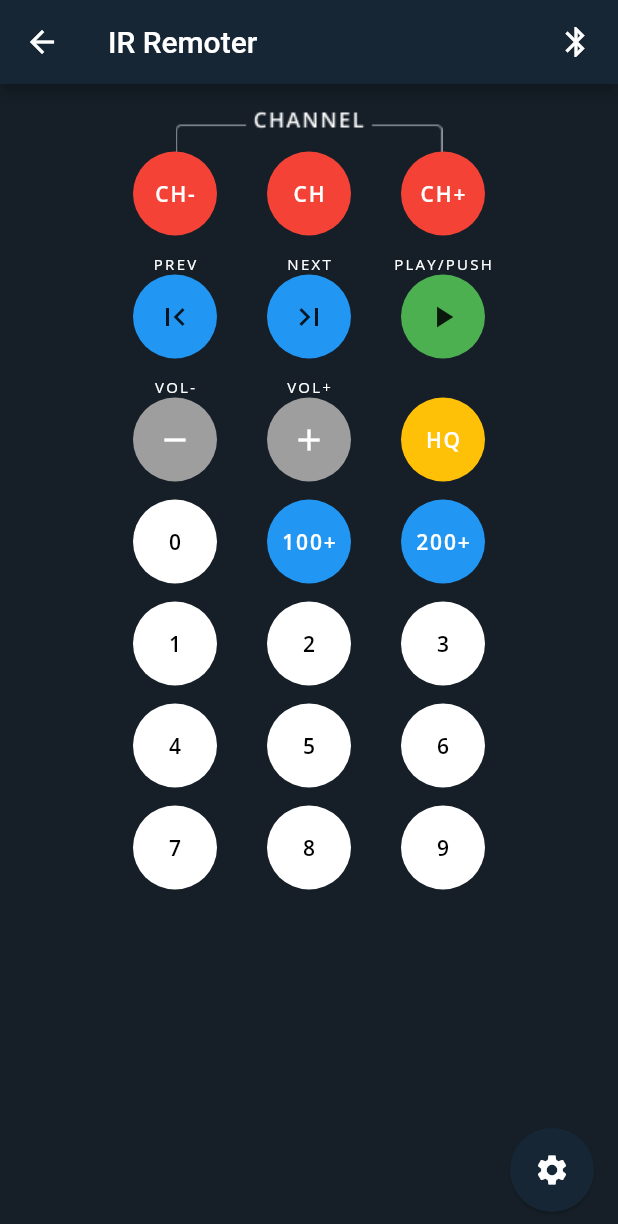
After one commit to erobotkh/erobot_mobile, a Flutter app: the screen it shows after launch, after a tap on "IR Remoter", on a phone screen of 412 x 824 dp. The commit adds this screen. Shown: the top 1224 px of the screen. Run offline on Flutter 3.47's test engine with Material 2 defaults, Android fonts, the phone set to English and light mode, and no system bars; our stand-ins replace easy_localization, flutter_svg, hooks_riverpod, shared_preferences; missing offline and left inert: decorated_icon.

Commit message:
close #23 ir remoter screen design

```diff
--- a/lib/models/home_card_model.dart
+++ b/lib/models/home_card_model.dart
@@ -1,4 +1,10 @@
 import 'package:erobot/constant/theme_constant.dart';
+import 'package:erobot/screens/home/arduino_car_screen.dart';
+import 'package:erobot/screens/home/ballshooter_screen.dart';
+import 'package:erobot/screens/home/ir_remoter_screen.dart';
+import 'package:erobot/screens/home/members_page.dart';
+import 'package:erobot/screens/home/reputations_page.dart';
+import 'package:erobot/screens/home/sender_screen.dart';
 import 'package:flutter/material.dart';
 
 class HomeCardModel {
@@ -7,7 +13,7 @@ class HomeCardModel {
   IconData? icon;
   Gradient? background;
   bool isSmall;
-  Function()? onTap;
+  Widget screen;
 
   HomeCardModel({
     this.title = '',
@@ -15,7 +21,7 @@ class HomeCardModel {
     this.icon,
     this.background,
     this.isSmall = true,
-    this.onTap,
+    required this.screen,
   });
 
   static getCards() => [
@@ -25,12 +31,14 @@ class HomeCardModel {
           icon: Icons.keyboard,
           background: ThemeConstant.greenGradient,
           isSmall: false,
+          screen: SenderScreen(),
         ),
         HomeCardModel(
           title: 'Ball Shooter',
           subTitle: 'Servo, Speed, Shoot',
           icon: Icons.gps_fixed,
           background: ThemeConstant.orangeGradient,
+          screen: BallShooterScreen(),
         ),
         HomeCardModel(
           title: 'IR Remoter',
@@ -38,24 +46,28 @@ class HomeCardModel {
           icon: Icons.settings_remote,
           background: ThemeConstant.redGradient,
           isSmall: false,
+          screen: IRRemoterScreen(),
         ),
         HomeCardModel(
           title: 'Arduino Car',
           subTitle: 'Servo & Speed',
           icon: Icons.gamepad,
           background: ThemeConstant.blueGradient,
+          screen: ArduinoCarScreen(),
         ),
         HomeCardModel(
           title: 'Erobot’s Member',
           subTitle: 'See all our memberand info',
           icon: Icons.people,
           background: ThemeConstant.purpleGradient,
+          screen: MembersPage(),
         ),
         HomeCardModel(
           title: 'Our reputation',
           subTitle: 'Upcoming event infoand more',
           icon: Icons.stars,
           background: ThemeConstant.greenGradient,
+          screen: ReputationsPage(),
         ),
       ];
 }
--- /dev/null
+++ b/lib/models/remoter_button_model.dart
@@ -0,0 +1,222 @@
+import 'package:flutter/material.dart';
+
+class RemotterButtonModel {
+  String? label;
+  Widget child;
+  Color color;
+  void Function() onTap;
+
+  RemotterButtonModel({
+    this.label,
+    required this.child,
+    this.color = Colors.white,
+    required this.onTap,
+  });
+
+  static List<RemotterButtonModel> getButtonList(BuildContext context) {
+    var buttonWhite = Theme.of(context)
+        .textTheme
+        .button!
+        .copyWith(fontWeight: FontWeight.w600);
+    var buttonBlack = Theme.of(context)
+        .textTheme
+        .button!
+        .copyWith(fontWeight: FontWeight.w600, color: Colors.black);
+    return [
+      RemotterButtonModel(
+        child: Text('CH-', style: buttonWhite),
+        color: Colors.red,
+        onTap: () {
+          print('CH-');
+        },
+      ),
+      RemotterButtonModel(
+        child: Text(
+          'CH',
+          style: buttonWhite,
+        ),
+        color: Colors.red,
+        onTap: () {
+          print('CH');
+        },
+      ),
+      RemotterButtonModel(
+        child: Text(
+          'CH+',
+          style: buttonWhite,
+        ),
+        color: Colors.red,
+        onTap: () {
+          print('CH+');
+        },
+      ),
+      RemotterButtonModel(
+        label: 'PREV',
+        child: Icon(Icons.first_page),
+        color: Colors.blue,
+        onTap: () {
+          print('first page');
+        },
+      ),
+      RemotterButtonModel(
+        label: 'NEXT',
+        child: Icon(Icons.last_page),
+        color: Colors.blue,
+        onTap: () {
+          print('last page');
+        },
+      ),
+      RemotterButtonModel(
+        label: 'PLAY/PUSH',
+        child: Icon(Icons.play_arrow),
+        color: Colors.green,
+        onTap: () {
+          print('play arrow');
+        },
+      ),
+      RemotterButtonModel(
+        label: 'VOL-',
+        child: Icon(
+          Icons.remove,
+          color: Colors.white,
+        ),
+        color: Colors.grey,
+        onTap: () {
+          print('-');
+        },
+      ),
+      RemotterButtonModel(
+        label: 'VOL+',
+        child: Icon(
+          Icons.add,
+          color: Colors.white,
+        ),
+        color: Colors.grey,
+        onTap: () {
+          print('+');
+        },
+      ),
+      RemotterButtonModel(
+        label: '',
+        child: Text(
+          'HQ',
+          style: buttonWhite,
+        ),
+        color: Colors.amber,
+        onTap: () {
+          print('HQ');
+        },
+      ),
+      RemotterButtonModel(
+        child: Text(
+          '0',
+          style: buttonBlack,
+        ),
+        onTap: () {
+          print('0');
+        },
+      ),
+      RemotterButtonModel(
+        color: Colors.blue,
+        child: Text(
+          '100+',
+          style: buttonWhite,
+        ),
+        onTap: () {
+          print('100+');
+        },
+      ),
+      RemotterButtonModel(
+        color: Colors.blue,
+        child: Text(
+          '200+',
+          style: buttonWhite,
+        ),
+        onTap: () {
+          print('200+');
+        },
+      ),
+      RemotterButtonModel(
+        child: Text(
+          '1',
+          style: buttonBlack,
+        ),
+        onTap: () {
+          print('1');
+        },
+      ),
+      RemotterButtonModel(
+        child: Text(
+          '2',
+          style: buttonBlack,
+        ),
+        onTap: () {
+          print('2');
+        },
+      ),
+      RemotterButtonModel(
+        child: Text(
+          '3',
+          style: buttonBlack,
+        ),
+        onTap: () {
+          print('3');
+        },
+      ),
+      RemotterButtonModel(
+        child: Text(
+          '4',
+          style: buttonBlack,
+        ),
+        onTap: () {
+          print('4');
+        },
+      ),
+      RemotterButtonModel(
+        child: Text(
+          '5',
+          style: buttonBlack,
+        ),
+        onTap: () {
+          print('5');
+        },
+      ),
+      RemotterButtonModel(
+        child: Text(
+          '6',
+          style: buttonBlack,
+        ),
+        onTap: () {
+          print('6');
+        },
+      ),
+      RemotterButtonModel(
+        child: Text(
+          '7',
+          style: buttonBlack,
+        ),
+        onTap: () {
+          print('7');
+        },
+      ),
+      RemotterButtonModel(
+        child: Text(
+          '8',
+          style: buttonBlack,
+        ),
+        onTap: () {
+          print('8');
+        },
+      ),
+      RemotterButtonModel(
+        child: Text(
+          '9',
+          style: buttonBlack,
+        ),
+        onTap: () {
+          print('9');
+        },
+      ),
+    ];
+  }
+}
--- /dev/null
+++ b/lib/screens/home/arduino_car_screen.dart
@@ -0,0 +1,12 @@
+import 'package:flutter/material.dart';
+
+class ArduinoCarScreen extends StatelessWidget {
+  @override
+  Widget build(BuildContext context) {
+    return Scaffold(
+      appBar: AppBar(
+        title: Text('Arduino Car'),
+      ),
+    );
+  }
+}
--- /dev/null
+++ b/lib/screens/home/ballshooter_screen.dart
@@ -0,0 +1,12 @@
+import 'package:flutter/material.dart';
+
+class BallShooterScreen extends StatelessWidget {
+  @override
+  Widget build(BuildContext context) {
+    return Scaffold(
+      appBar: AppBar(
+        title: Text('Ball Shooter'),
+      ),
+    );
+  }
+}
--- a/lib/screens/home/home_screen.dart
+++ b/lib/screens/home/home_screen.dart
@@ -35,8 +35,19 @@ class HomeScreen extends StatelessWidget {
           crossAxisSpacing: ConfigConstant.margin1,
           itemBuilder: (BuildContext context, int index) {
             var card = _homeCard[index];
+            return _buildHomeCard(card, context);
+          },
+        ),
+      ),
+    );
+  }
+
+  InkWell _buildHomeCard(HomeCardModel card, BuildContext context) {
     return InkWell(
-              onTap: card.onTap,
+      onTap: () {
+        // card.screen ??
+        Navigator.of(context, rootNavigator: true).push(MaterialPageRoute(builder: (context) => card.screen),);
+      },
       child: AspectRatio(
         aspectRatio: card.isSmall ? 167 / 126 : 167.5 / 200,
         child: Container(
@@ -50,10 +61,7 @@ class HomeScreen extends StatelessWidget {
             borderRadius: ConfigConstant.circlarRadius1,
             border: Border.all(
               width: 1,
-                      color: Theme.of(context)
-                          .colorScheme
-                          .onPrimary
-                          .withOpacity(0.3),
+              color: Theme.of(context).colorScheme.onPrimary.withOpacity(0.3),
             ),
           ),
           child: Stack(
@@ -102,9 +110,5 @@ class HomeScreen extends StatelessWidget {
         ),
       ),
     );
-          },
-        ),
-      ),
-    );
   }
 }
--- /dev/null
+++ b/lib/screens/home/ir_remoter_screen.dart
@@ -0,0 +1,97 @@
+import 'package:erobot/config/config_constant.dart';
+import 'package:erobot/models/remoter_button_model.dart';
+import 'package:flutter/material.dart';
+import 'package:flutter_staggered_grid_view/flutter_staggered_grid_view.dart';
+import 'package:flutter_svg/flutter_svg.dart';
+
+class IRRemoterScreen extends StatelessWidget {
+  @override
+  Widget build(BuildContext context) {
+    List<RemotterButtonModel> remoteButtonList =
+        RemotterButtonModel.getButtonList(context);
+    return Scaffold(
+        backgroundColor: Theme.of(context).colorScheme.background,
+        floatingActionButton: FloatingActionButton(
+          elevation: 1,
+          backgroundColor: Theme.of(context).colorScheme.surface,
+          child: Icon(
+            Icons.settings,
+            color: Theme.of(context).colorScheme.onSurface,
+            size: ConfigConstant.iconSize2,
+          ),
+          onPressed: () => print('Setting'),
+        ),
+        appBar: AppBar(
+          backgroundColor: Theme.of(context).colorScheme.surface,
+          centerTitle: false,
+          brightness: Brightness.dark,
+          leading: IconButton(
+            splashColor: Colors.transparent,
+            highlightColor: Colors.transparent,
+            icon: Icon(Icons.arrow_back),
+            onPressed: () => Navigator.pop(context),
+          ),
+          title: Text(
+            'IR Remoter',
+          ),
+          actions: [
+            Container(
+              height: ConfigConstant.objectHeight2,
+              width: ConfigConstant.objectHeight2,
+              child: IconButton(
+                splashColor: Colors.transparent,
+                highlightColor: Colors.transparent,
+                icon: Icon(Icons.bluetooth),
+                onPressed: () => print('Bluetooth'),
+              ),
+            ),
+          ],
+        ),
+        body: Padding(
+          padding: const EdgeInsets.symmetric(
+            horizontal: 72.0,
+            vertical: 16,
+          ),
+          child: Column(
+            children: [
+              Image.asset('assets/images/channel.png'),
+              StaggeredGridView.countBuilder(
+                shrinkWrap: true,
+                physics: NeverScrollableScrollPhysics(),
+                crossAxisCount: 3,
+                itemCount: remoteButtonList.length,
+                mainAxisSpacing: 12,
+                staggeredTileBuilder: (int index) => StaggeredTile.fit(1),
+                itemBuilder: (BuildContext context, int index) {
+                  RemotterButtonModel remoteButton = remoteButtonList[index];
+                  return Column(
+                    children: [
+                      if (remoteButton.label != null)
+                        Text(
+                          remoteButton.label ?? '',
+                          style: Theme.of(context).textTheme.overline,
+                        ),
+                      InkWell(
+                        highlightColor: Colors.transparent,
+                        splashColor: Colors.transparent,
+                        onTap: remoteButton.onTap,
+                        child: Container(
+                          width: ConfigConstant.objectHeight2,
+                          height: ConfigConstant.objectHeight2,
+                          alignment: Alignment.center,
+                          decoration: BoxDecoration(
+                            shape: BoxShape.circle,
+                            color: remoteButton.color,
+                          ),
+                          child: remoteButton.child,
+                        ),
+                      ),
+                    ],
+                  );
+                },
+              ),
+            ],
+          ),
+        ));
+  }
+}
--- /dev/null
+++ b/lib/screens/home/sender_screen.dart
@@ -0,0 +1,12 @@
+import 'package:flutter/material.dart';
+
+class SenderScreen extends StatelessWidget {
+  @override
+  Widget build(BuildContext context) {
+    return Scaffold(
+      appBar: AppBar(
+        title: Text('Sender'),
+      ),
+    );
+  }
+}
--- a/pubspec.yaml
+++ b/pubspec.yaml
@@ -36,6 +36,7 @@ dependencies:
   persistent_bottom_nav_bar: ^4.0.2
   flutter_staggered_grid_view: ^0.4.0
   decorated_icon: ^1.2.0
+  flutter_svg: ^0.22.0
 
   cupertino_icons: ^1.0.3
 
@@ -50,6 +51,7 @@ flutter:
   # To add assets to your application, add an assets section, like this:
   assets:
     - assets/images/image.png
+    - assets/images/channel.png
   #   - images/a_dot_ham.jpeg
 
   fonts:
```
Also changed, not shown: assets/images/channel.png (added), assets/images/remote_channel.svg (added), assets/images/to-recieve.png (added), pubspec.lock. Lines whose indentation alone changed are shown as unchanged.
